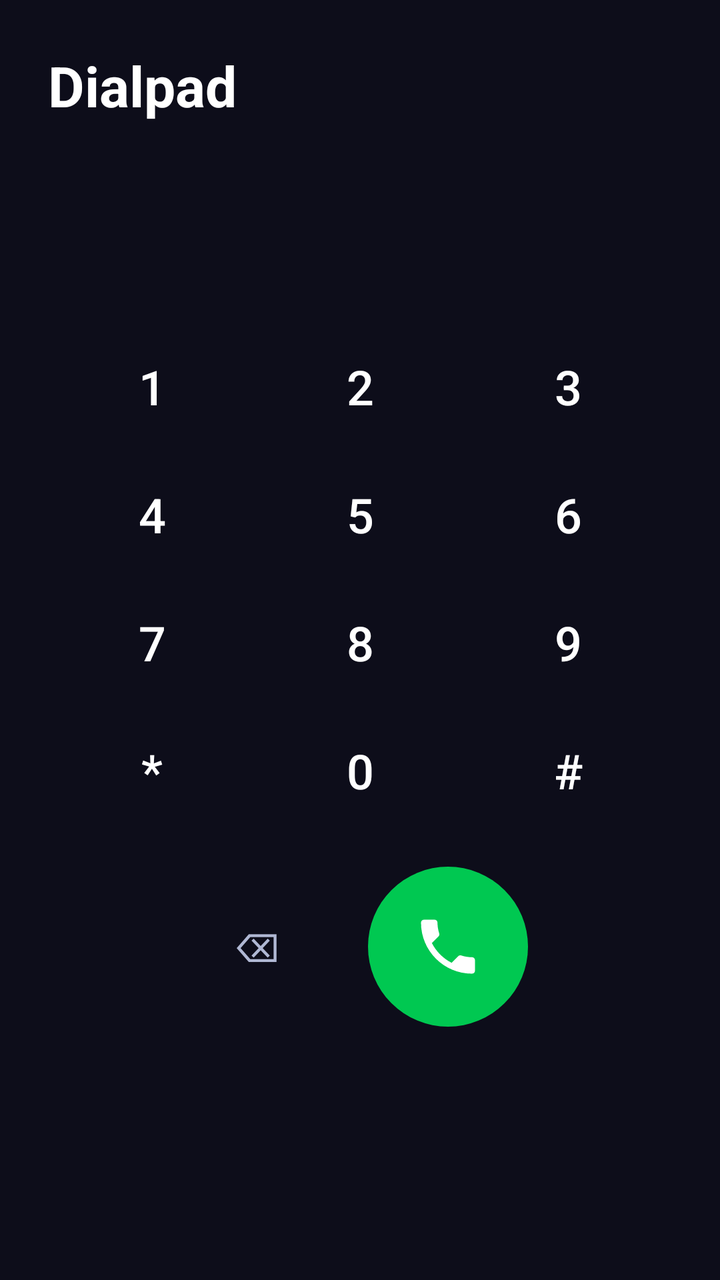
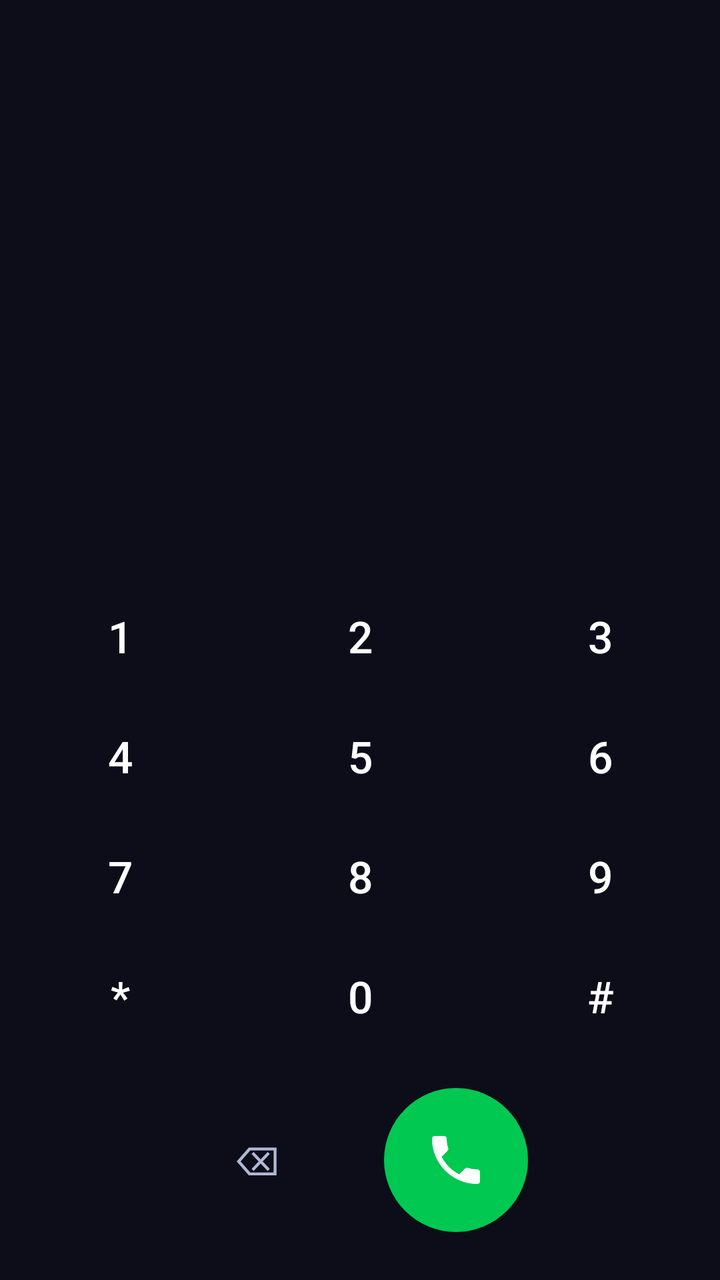

The first picture is an Android layout as it rendered before a commit; the second is the same layout after the commit. The layout source and the unified diff follow.
<!-- AndroidManifest.xml: application theme Theme.OneCall -->
<!-- res/layout/fragment_dialpad.xml -->
<?xml version="1.0" encoding="utf-8"?>
<LinearLayout
    xmlns:android="http://schemas.android.com/apk/res/android"
    android:layout_width="match_parent"
    android:layout_height="match_parent"
    android:orientation="vertical"
    android:background="@color/bg_dark"
    android:padding="24dp">

    <TextView
        android:layout_width="match_parent"
        android:layout_height="wrap_content"
        android:text="@string/dialpad_title"
        android:textSize="28sp"
        android:textStyle="bold"
        android:textColor="@color/text_primary"
        android:layout_marginBottom="24dp" />

    
    <TextView
        android:id="@+id/tv_number"
        android:layout_width="match_parent"
        android:layout_height="wrap_content"
        android:text=""
        android:textSize="32sp"
        android:textColor="@color/text_primary"
        android:gravity="center"
        android:minHeight="60dp"
        android:fontFamily="monospace"
        android:layout_marginBottom="16dp" />

    
    <GridLayout
        android:layout_width="match_parent"
        android:layout_height="wrap_content"
        android:columnCount="3"
        android:rowCount="4"
        android:layout_marginBottom="16dp">

        <com.google.android.material.button.MaterialButton android:id="@+id/btn_1" style="@style/Widget.MaterialComponents.Button.TextButton" android:text="1" android:textSize="24sp" android:textColor="@color/text_primary" android:layout_width="0dp" android:layout_columnWeight="1" android:layout_height="64dp" />
        <com.google.android.material.button.MaterialButton android:id="@+id/btn_2" style="@style/Widget.MaterialComponents.Button.TextButton" android:text="2" android:textSize="24sp" android:textColor="@color/text_primary" android:layout_width="0dp" android:layout_columnWeight="1" android:layout_height="64dp" />
        <com.google.android.material.button.MaterialButton android:id="@+id/btn_3" style="@style/Widget.MaterialComponents.Button.TextButton" android:text="3" android:textSize="24sp" android:textColor="@color/text_primary" android:layout_width="0dp" android:layout_columnWeight="1" android:layout_height="64dp" />
        <com.google.android.material.button.MaterialButton android:id="@+id/btn_4" style="@style/Widget.MaterialComponents.Button.TextButton" android:text="4" android:textSize="24sp" android:textColor="@color/text_primary" android:layout_width="0dp" android:layout_columnWeight="1" android:layout_height="64dp" />
        <com.google.android.material.button.MaterialButton android:id="@+id/btn_5" style="@style/Widget.MaterialComponents.Button.TextButton" android:text="5" android:textSize="24sp" android:textColor="@color/text_primary" android:layout_width="0dp" android:layout_columnWeight="1" android:layout_height="64dp" />
        <com.google.android.material.button.MaterialButton android:id="@+id/btn_6" style="@style/Widget.MaterialComponents.Button.TextButton" android:text="6" android:textSize="24sp" android:textColor="@color/text_primary" android:layout_width="0dp" android:layout_columnWeight="1" android:layout_height="64dp" />
        <com.google.android.material.button.MaterialButton android:id="@+id/btn_7" style="@style/Widget.MaterialComponents.Button.TextButton" android:text="7" android:textSize="24sp" android:textColor="@color/text_primary" android:layout_width="0dp" android:layout_columnWeight="1" android:layout_height="64dp" />
        <com.google.android.material.button.MaterialButton android:id="@+id/btn_8" style="@style/Widget.MaterialComponents.Button.TextButton" android:text="8" android:textSize="24sp" android:textColor="@color/text_primary" android:layout_width="0dp" android:layout_columnWeight="1" android:layout_height="64dp" />
        <com.google.android.material.button.MaterialButton android:id="@+id/btn_9" style="@style/Widget.MaterialComponents.Button.TextButton" android:text="9" android:textSize="24sp" android:textColor="@color/text_primary" android:layout_width="0dp" android:layout_columnWeight="1" android:layout_height="64dp" />
        <com.google.android.material.button.MaterialButton android:id="@+id/btn_star" style="@style/Widget.MaterialComponents.Button.TextButton" android:text="*" android:textSize="24sp" android:textColor="@color/text_primary" android:layout_width="0dp" android:layout_columnWeight="1" android:layout_height="64dp" />
        <com.google.android.material.button.MaterialButton android:id="@+id/btn_0" style="@style/Widget.MaterialComponents.Button.TextButton" android:text="0" android:textSize="24sp" android:textColor="@color/text_primary" android:layout_width="0dp" android:layout_columnWeight="1" android:layout_height="64dp" />
        <com.google.android.material.button.MaterialButton android:id="@+id/btn_hash" style="@style/Widget.MaterialComponents.Button.TextButton" android:text="#" android:textSize="24sp" android:textColor="@color/text_primary" android:layout_width="0dp" android:layout_columnWeight="1" android:layout_height="64dp" />

    </GridLayout>

    
    <LinearLayout
        android:layout_width="match_parent"
        android:layout_height="wrap_content"
        android:orientation="horizontal"
        android:gravity="center">

        <com.google.android.material.button.MaterialButton
            android:id="@+id/btn_backspace"
            style="@style/Widget.MaterialComponents.Button.TextButton"
            android:layout_width="64dp"
            android:layout_height="64dp"
            android:text="⌫"
            android:textSize="20sp"
            android:textColor="@color/text_secondary"
            android:layout_marginEnd="24dp" />

        <FrameLayout
            android:id="@+id/btn_call"
            android:layout_width="80dp"
            android:layout_height="80dp"
            android:background="@drawable/bg_circular_accept"
            android:clickable="true"
            android:focusable="true">

            <ImageView
                android:layout_width="36dp"
                android:layout_height="36dp"
                android:src="@drawable/ic_phone_call"
                android:layout_gravity="center" />

        </FrameLayout>

    </LinearLayout>

</LinearLayout>
<!-- resources referenced by this layout -->
<resources>
  <color name="bg_dark">#0D0D1A</color>
  <color name="text_primary">#FFFFFF</color>
  <color name="text_secondary">#B0B8D4</color>
  <!-- drawable bg_circular_accept (drawable) -->
  <?xml version="1.0" encoding="utf-8"?>
  <shape xmlns:android="http://schemas.android.com/apk/res/android"
      android:shape="oval">
      <solid android:color="@color/btn_accept" />
  </shape>
  <!-- drawable ic_phone_call (drawable) -->
  <?xml version="1.0" encoding="utf-8"?>
  <vector xmlns:android="http://schemas.android.com/apk/res/android"
      android:width="48dp" android:height="48dp"
      android:viewportWidth="24" android:viewportHeight="24">
      <path android:fillColor="@color/text_primary"
          android:pathData="M6.62,10.79c1.44,2.83 3.76,5.14 6.59,6.59l2.2,-2.2c0.27,-0.27 0.67,-0.36 1.02,-0.24 1.12,0.37 2.33,0.57 3.57,0.57 0.55,0 1,0.45 1,1V20c0,0.55 -0.45,1 -1,1 -9.39,0 -17,-7.61 -17,-17 0,-0.55 0.45,-1 1,-1h3.5c0.55,0 1,0.45 1,1 0,1.25 0.2,2.45 0.57,3.57 0.11,0.35 0.03,0.74 -0.25,1.02L6.62,10.79z"/>
  </vector>
  <string name="dialpad_title">Dialpad</string>
  <style name="Theme.OneCall" parent="Theme.MaterialComponents.DayNight.NoActionBar">
          <item name="colorPrimary">@color/brand_primary</item>
          <item name="colorPrimaryVariant">@color/brand_primary_dark</item>
          <item name="colorOnPrimary">@color/text_on_primary</item>
          <item name="colorSecondary">@color/brand_secondary</item>
          <item name="colorOnSecondary">@color/bg_dark</item>
          <item name="android:windowBackground">@color/bg_dark</item>
          <item name="android:statusBarColor">@color/bg_dark</item>
          <item name="android:navigationBarColor">@color/bg_dark</item>
          <item name="android:windowLightStatusBar">false</item>
      </style>
  <color name="btn_accept">#00C851</color>
  <color name="brand_primary">#6C63FF</color>
  <color name="brand_primary_dark">#4B44CC</color>
  <color name="text_on_primary">#FFFFFF</color>
  <color name="brand_secondary">#00D4AA</color>
</resources>

<!-- the commit's change to res/layout/fragment_dialpad.xml (unified diff, before → after) -->
@@ -1,63 +1,68 @@
 <?xml version="1.0" encoding="utf-8"?>
-<LinearLayout
+<androidx.constraintlayout.widget.ConstraintLayout
     xmlns:android="http://schemas.android.com/apk/res/android"
+    xmlns:app="http://schemas.android.com/apk/res-auto"
     android:layout_width="match_parent"
     android:layout_height="match_parent"
-    android:orientation="vertical"
-    android:background="@color/bg_dark"
-    android:padding="24dp">
-
-    <TextView
-        android:layout_width="match_parent"
-        android:layout_height="wrap_content"
-        android:text="@string/dialpad_title"
-        android:textSize="28sp"
-        android:textStyle="bold"
-        android:textColor="@color/text_primary"
-        android:layout_marginBottom="24dp" />
+    android:background="@color/bg_dark">
 
     
     <TextView
         android:id="@+id/tv_number"
-        android:layout_width="match_parent"
+        android:layout_width="0dp"
         android:layout_height="wrap_content"
         android:text=""
-        android:textSize="32sp"
+        android:textSize="36sp"
         android:textColor="@color/text_primary"
         android:gravity="center"
-        android:minHeight="60dp"
+        android:minHeight="56dp"
         android:fontFamily="monospace"
-        android:layout_marginBottom="16dp" />
+        android:padding="16dp"
+        android:letterSpacing="0.05"
+        app:layout_constraintTop_toTopOf="parent"
+        app:layout_constraintStart_toStartOf="parent"
+        app:layout_constraintEnd_toEndOf="parent"
+        app:layout_constraintBottom_toTopOf="@id/grid_dialpad" />
 
     
     <GridLayout
-        android:layout_width="match_parent"
+        android:id="@+id/grid_dialpad"
+        android:layout_width="0dp"
         android:layout_height="wrap_content"
         android:columnCount="3"
         android:rowCount="4"
-        android:layout_marginBottom="16dp">
+        app:layout_constraintBottom_toTopOf="@id/row_call_actions"
+        app:layout_constraintStart_toStartOf="parent"
+        app:layout_constraintEnd_toEndOf="parent"
+        android:layout_marginBottom="8dp">
 
-        <com.google.android.material.button.MaterialButton android:id="@+id/btn_1" style="@style/Widget.MaterialComponents.Button.TextButton" android:text="1" android:textSize="24sp" android:textColor="@color/text_primary" android:layout_width="0dp" android:layout_columnWeight="1" android:layout_height="64dp" />
-        <com.google.android.material.button.MaterialButton android:id="@+id/btn_2" style="@style/Widget.MaterialComponents.Button.TextButton" android:text="2" android:textSize="24sp" android:textColor="@color/text_primary" android:layout_width="0dp" android:layout_columnWeight="1" android:layout_height="64dp" />
-        <com.google.android.material.button.MaterialButton android:id="@+id/btn_3" style="@style/Widget.MaterialComponents.Button.TextButton" android:text="3" android:textSize="24sp" android:textColor="@color/text_primary" android:layout_width="0dp" android:layout_columnWeight="1" android:layout_height="64dp" />
-        <com.google.android.material.button.MaterialButton android:id="@+id/btn_4" style="@style/Widget.MaterialComponents.Button.TextButton" android:text="4" android:textSize="24sp" android:textColor="@color/text_primary" android:layout_width="0dp" android:layout_columnWeight="1" android:layout_height="64dp" />
-        <com.google.android.material.button.MaterialButton android:id="@+id/btn_5" style="@style/Widget.MaterialComponents.Button.TextButton" android:text="5" android:textSize="24sp" android:textColor="@color/text_primary" android:layout_width="0dp" android:layout_columnWeight="1" android:layout_height="64dp" />
-        <com.google.android.material.button.MaterialButton android:id="@+id/btn_6" style="@style/Widget.MaterialComponents.Button.TextButton" android:text="6" android:textSize="24sp" android:textColor="@color/text_primary" android:layout_width="0dp" android:layout_columnWeight="1" android:layout_height="64dp" />
-        <com.google.android.material.button.MaterialButton android:id="@+id/btn_7" style="@style/Widget.MaterialComponents.Button.TextButton" android:text="7" android:textSize="24sp" android:textColor="@color/text_primary" android:layout_width="0dp" android:layout_columnWeight="1" android:layout_height="64dp" />
-        <com.google.android.material.button.MaterialButton android:id="@+id/btn_8" style="@style/Widget.MaterialComponents.Button.TextButton" android:text="8" android:textSize="24sp" android:textColor="@color/text_primary" android:layout_width="0dp" android:layout_columnWeight="1" android:layout_height="64dp" />
-        <com.google.android.material.button.MaterialButton android:id="@+id/btn_9" style="@style/Widget.MaterialComponents.Button.TextButton" android:text="9" android:textSize="24sp" android:textColor="@color/text_primary" android:layout_width="0dp" android:layout_columnWeight="1" android:layout_height="64dp" />
-        <com.google.android.material.button.MaterialButton android:id="@+id/btn_star" style="@style/Widget.MaterialComponents.Button.TextButton" android:text="*" android:textSize="24sp" android:textColor="@color/text_primary" android:layout_width="0dp" android:layout_columnWeight="1" android:layout_height="64dp" />
-        <com.google.android.material.button.MaterialButton android:id="@+id/btn_0" style="@style/Widget.MaterialComponents.Button.TextButton" android:text="0" android:textSize="24sp" android:textColor="@color/text_primary" android:layout_width="0dp" android:layout_columnWeight="1" android:layout_height="64dp" />
-        <com.google.android.material.button.MaterialButton android:id="@+id/btn_hash" style="@style/Widget.MaterialComponents.Button.TextButton" android:text="#" android:textSize="24sp" android:textColor="@color/text_primary" android:layout_width="0dp" android:layout_columnWeight="1" android:layout_height="64dp" />
+        <com.google.android.material.button.MaterialButton android:id="@+id/btn_1" style="@style/Widget.MaterialComponents.Button.TextButton" android:text="1" android:textSize="22sp" android:textColor="@color/text_primary" android:layout_width="0dp" android:layout_columnWeight="1" android:layout_height="60dp" />
+        <com.google.android.material.button.MaterialButton android:id="@+id/btn_2" style="@style/Widget.MaterialComponents.Button.TextButton" android:text="2" android:textSize="22sp" android:textColor="@color/text_primary" android:layout_width="0dp" android:layout_columnWeight="1" android:layout_height="60dp" />
+        <com.google.android.material.button.MaterialButton android:id="@+id/btn_3" style="@style/Widget.MaterialComponents.Button.TextButton" android:text="3" android:textSize="22sp" android:textColor="@color/text_primary" android:layout_width="0dp" android:layout_columnWeight="1" android:layout_height="60dp" />
+        <com.google.android.material.button.MaterialButton android:id="@+id/btn_4" style="@style/Widget.MaterialComponents.Button.TextButton" android:text="4" android:textSize="22sp" android:textColor="@color/text_primary" android:layout_width="0dp" android:layout_columnWeight="1" android:layout_height="60dp" />
+        <com.google.android.material.button.MaterialButton android:id="@+id/btn_5" style="@style/Widget.MaterialComponents.Button.TextButton" android:text="5" android:textSize="22sp" android:textColor="@color/text_primary" android:layout_width="0dp" android:layout_columnWeight="1" android:layout_height="60dp" />
+        <com.google.android.material.button.MaterialButton android:id="@+id/btn_6" style="@style/Widget.MaterialComponents.Button.TextButton" android:text="6" android:textSize="22sp" android:textColor="@color/text_primary" android:layout_width="0dp" android:layout_columnWeight="1" android:layout_height="60dp" />
+        <com.google.android.material.button.MaterialButton android:id="@+id/btn_7" style="@style/Widget.MaterialComponents.Button.TextButton" android:text="7" android:textSize="22sp" android:textColor="@color/text_primary" android:layout_width="0dp" android:layout_columnWeight="1" android:layout_height="60dp" />
+        <com.google.android.material.button.MaterialButton android:id="@+id/btn_8" style="@style/Widget.MaterialComponents.Button.TextButton" android:text="8" android:textSize="22sp" android:textColor="@color/text_primary" android:layout_width="0dp" android:layout_columnWeight="1" android:layout_height="60dp" />
+        <com.google.android.material.button.MaterialButton android:id="@+id/btn_9" style="@style/Widget.MaterialComponents.Button.TextButton" android:text="9" android:textSize="22sp" android:textColor="@color/text_primary" android:layout_width="0dp" android:layout_columnWeight="1" android:layout_height="60dp" />
+        <com.google.android.material.button.MaterialButton android:id="@+id/btn_star" style="@style/Widget.MaterialComponents.Button.TextButton" android:text="*" android:textSize="22sp" android:textColor="@color/text_primary" android:layout_width="0dp" android:layout_columnWeight="1" android:layout_height="60dp" />
+        <com.google.android.material.button.MaterialButton android:id="@+id/btn_0" style="@style/Widget.MaterialComponents.Button.TextButton" android:text="0" android:textSize="22sp" android:textColor="@color/text_primary" android:layout_width="0dp" android:layout_columnWeight="1" android:layout_height="60dp" />
+        <com.google.android.material.button.MaterialButton android:id="@+id/btn_hash" style="@style/Widget.MaterialComponents.Button.TextButton" android:text="#" android:textSize="22sp" android:textColor="@color/text_primary" android:layout_width="0dp" android:layout_columnWeight="1" android:layout_height="60dp" />
 
     </GridLayout>
 
     
     <LinearLayout
-        android:layout_width="match_parent"
+        android:id="@+id/row_call_actions"
+        android:layout_width="0dp"
         android:layout_height="wrap_content"
         android:orientation="horizontal"
-        android:gravity="center">
+        android:gravity="center"
+        android:paddingBottom="24dp"
+        android:paddingTop="8dp"
+        app:layout_constraintBottom_toBottomOf="parent"
+        app:layout_constraintStart_toStartOf="parent"
+        app:layout_constraintEnd_toEndOf="parent">
 
         <com.google.android.material.button.MaterialButton
             android:id="@+id/btn_backspace"
@@ -67,19 +72,19 @@
             android:text="⌫"
             android:textSize="20sp"
             android:textColor="@color/text_secondary"
-            android:layout_marginEnd="24dp" />
+            android:layout_marginEnd="32dp" />
 
         <FrameLayout
             android:id="@+id/btn_call"
-            android:layout_width="80dp"
-            android:layout_height="80dp"
+            android:layout_width="72dp"
+            android:layout_height="72dp"
             android:background="@drawable/bg_circular_accept"
             android:clickable="true"
             android:focusable="true">
 
             <ImageView
-                android:layout_width="36dp"
-                android:layout_height="36dp"
+                android:layout_width="32dp"
+                android:layout_height="32dp"
                 android:src="@drawable/ic_phone_call"
                 android:layout_gravity="center" />
 
@@ -87,4 +92,4 @@
 
     </LinearLayout>
 
-</LinearLayout>
+</androidx.constraintlayout.widget.ConstraintLayout>
<!-- resource entries referenced after the edit -->
@@ -17,7 +17,6 @@
       <path android:fillColor="@color/text_primary"
           android:pathData="M6.62,10.79c1.44,2.83 3.76,5.14 6.59,6.59l2.2,-2.2c0.27,-0.27 0.67,-0.36 1.02,-0.24 1.12,0.37 2.33,0.57 3.57,0.57 0.55,0 1,0.45 1,1V20c0,0.55 -0.45,1 -1,1 -9.39,0 -17,-7.61 -17,-17 0,-0.55 0.45,-1 1,-1h3.5c0.55,0 1,0.45 1,1 0,1.25 0.2,2.45 0.57,3.57 0.11,0.35 0.03,0.74 -0.25,1.02L6.62,10.79z"/>
   </vector>
-  <string name="dialpad_title">Dialpad</string>
   <style name="Theme.OneCall" parent="Theme.MaterialComponents.DayNight.NoActionBar">
           <item name="colorPrimary">@color/brand_primary</item>
           <item name="colorPrimaryVariant">@color/brand_primary_dark</item>
